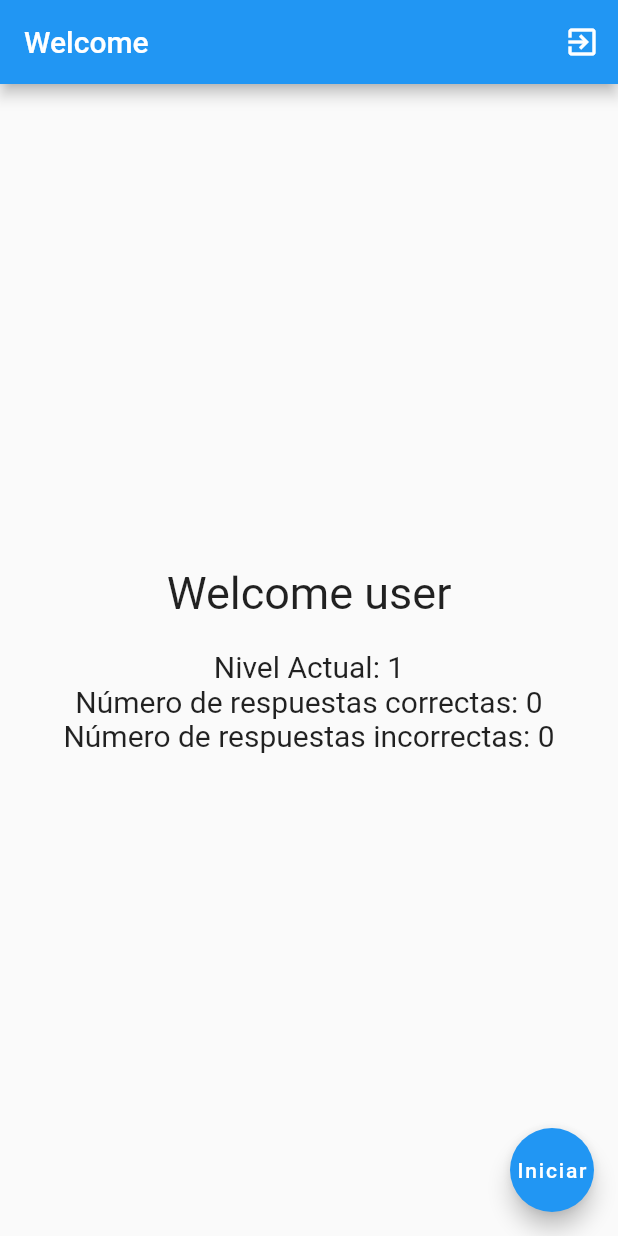
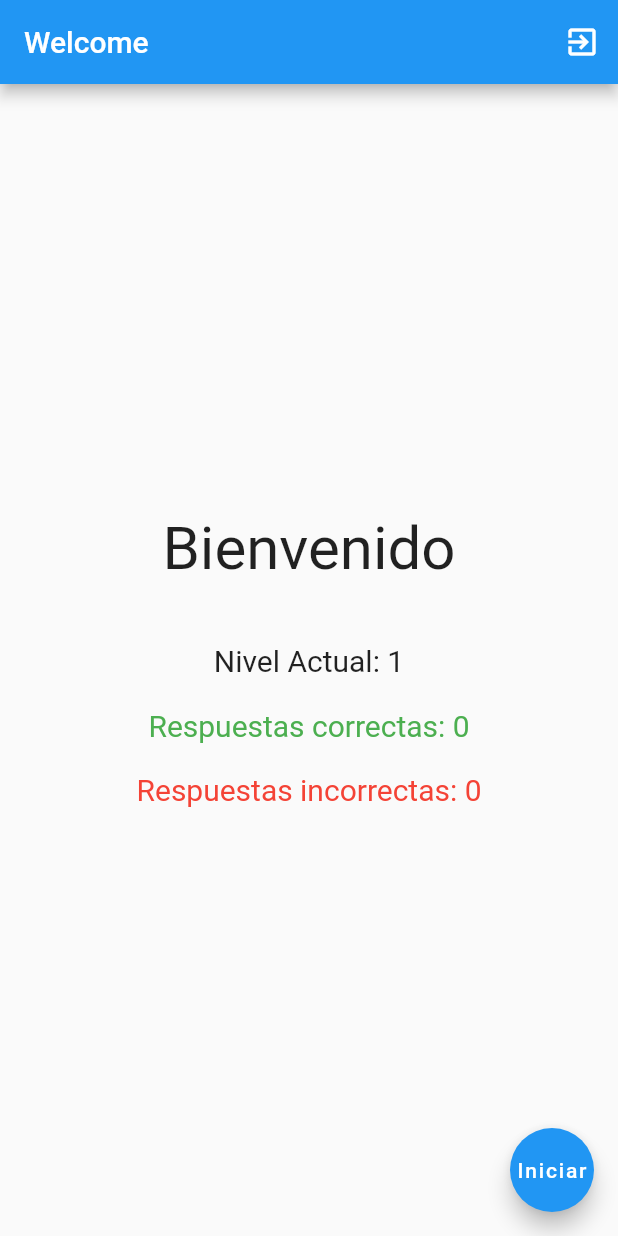
Before and after one commit to landrescaballero/web_service, a Flutter app: the screen it shows after launch, after a tap on "Submit", on a phone screen of 412 x 824 dp. Run offline on Flutter 3.47's test engine with Material 2 defaults, Android fonts, the phone set to English and light mode, and no system bars; our stand-ins replace get, loggy; accounts and stored records are empty; network calls fail.

Commit message:
Alginos detalles de la interfaz de usuario

```diff
--- a/lib/ui/pages/authentication/login_page.dart
+++ b/lib/ui/pages/authentication/login_page.dart
@@ -48,17 +48,22 @@ class _LoginPageState extends State<LoginPage> {
                   mainAxisAlignment: MainAxisAlignment.center,
                   children: [
                     const Text(
-                      "Login with email",
-                      style: TextStyle(fontSize: 20),
+                      "Inicio de sesión",
+                      style: TextStyle(fontSize: 40),
                     ),
                     const SizedBox(
-                      height: 20,
+                      height: 40,
                     ),
                     TextFormField(
                       keyboardType: TextInputType.emailAddress,
                       controller: controllerEmail,
-                      decoration:
-                          const InputDecoration(labelText: "Email address"),
+                      decoration: const InputDecoration(
+                        labelText: "Email address",
+                        labelStyle: TextStyle(
+                          color: Colors.red,
+                          fontSize: 25,
+                        ),
+                      ),
                       validator: (String? value) {
                         if (value!.isEmpty) {
                           return "Enter email";
@@ -69,11 +74,17 @@ class _LoginPageState extends State<LoginPage> {
                       },
                     ),
                     const SizedBox(
-                      height: 20,
+                      height: 30,
                     ),
                     TextFormField(
                       controller: controllerPassword,
-                      decoration: const InputDecoration(labelText: "Password"),
+                      decoration: const InputDecoration(
+                        labelText: "Password",
+                        labelStyle: TextStyle(
+                          color: Colors.red,
+                          fontSize: 25,
+                        ),
+                      ),
                       keyboardType: TextInputType.number,
                       obscureText: true,
                       validator: (String? value) {
@@ -86,7 +97,7 @@ class _LoginPageState extends State<LoginPage> {
                       },
                     ),
                     const SizedBox(
-                      height: 20,
+                      height: 40,
                     ),
                     OutlinedButton(
                       onPressed: () async {
@@ -100,7 +111,19 @@ class _LoginPageState extends State<LoginPage> {
                           opGenController.generateRandomOperation();
                         }
                       },
-                        child: const Text("Submit")),
+                      child: const Text("Submit"),
+                      style: OutlinedButton.styleFrom(
+                        minimumSize: Size(100, 50),
+                        shape: RoundedRectangleBorder(
+                          borderRadius: BorderRadius.circular(
+                              10), // establece la forma del botón
+                        ),
+                        textStyle: TextStyle(
+                          color: Colors.black, // establece el color del texto del botón
+                          fontSize:20, // establece el tamaño de fuente del texto del botón
+                        ),
+                      ),
+                    ),
                   ]),
             ),
             TextButton(
@@ -108,7 +131,17 @@ class _LoginPageState extends State<LoginPage> {
                   Navigator.push(context,
                       MaterialPageRoute(builder: (context) => const SignUp()));
                 },
-                child: const Text("Create account"))
+                child: const Text("Create account"),
+                      style: OutlinedButton.styleFrom(
+                        minimumSize: Size(100, 50),
+                        shape: RoundedRectangleBorder(
+                          borderRadius: BorderRadius.circular(
+                              10), // establece la forma del botón
+                        ),
+                        textStyle: TextStyle(
+                          color: Colors.black, // establece el color del texto del botón
+                          fontSize:20,),
+                      ))
           ],
         ),
       ),
--- a/lib/ui/pages/content/operations.dart
+++ b/lib/ui/pages/content/operations.dart
@@ -42,7 +42,7 @@ class _Operations extends State<Operations> {
       body: Center(
           child: Column(mainAxisAlignment: MainAxisAlignment.center, children: [
         Container(
-            width: 250,
+            width: 200,
             height: 100,
             decoration: BoxDecoration(
               border: Border.all(
--- a/lib/ui/pages/content/results_page.dart
+++ b/lib/ui/pages/content/results_page.dart
@@ -42,6 +42,7 @@ class _ResultState extends State<ResultPage> {
       body: Center(
           child: Column(mainAxisAlignment: MainAxisAlignment.center, children: [
         const Text("Sus resultados fueron: ", style: TextStyle(fontSize: 40)),
+        SizedBox(height: 40),
         Row(mainAxisAlignment: MainAxisAlignment.center, children: [
           const Text(
             "Operacion 1: ",
@@ -49,6 +50,7 @@ class _ResultState extends State<ResultPage> {
           ),
           respuesta(operationController.getAnswer(0))
         ]),
+        SizedBox(height: 10),
         Row(mainAxisAlignment: MainAxisAlignment.center, children: [
           const Text(
             "Operacion 2: ",
@@ -56,6 +58,7 @@ class _ResultState extends State<ResultPage> {
           ),
           respuesta(operationController.getAnswer(1))
         ]),
+        SizedBox(height: 10),
         Row(mainAxisAlignment: MainAxisAlignment.center, children: [
           const Text(
             "Operacion 3: ",
@@ -63,6 +66,7 @@ class _ResultState extends State<ResultPage> {
           ),
           respuesta(operationController.getAnswer(2))
         ]),
+        SizedBox(height: 10),
         Row(mainAxisAlignment: MainAxisAlignment.center, children: [
           const Text(
             "Operacion 4: ",
@@ -70,6 +74,7 @@ class _ResultState extends State<ResultPage> {
           ),
           respuesta(operationController.getAnswer(3))
         ]),
+        SizedBox(height: 10),
         Row(mainAxisAlignment: MainAxisAlignment.center, children: [
           const Text(
             "Operacion 5: ",
--- a/lib/ui/pages/content/welcome_page.dart
+++ b/lib/ui/pages/content/welcome_page.dart
@@ -40,16 +40,22 @@ class _WelcomeState extends State<WelcomePage> {
       ]),
       body: Center(
           child: Column(mainAxisAlignment: MainAxisAlignment.center, children: [
-        const Text("Welcome user", style: TextStyle(fontSize: 30)),
-        const SizedBox(height: 20),
+        const Text("Bienvenido", style: TextStyle(fontSize: 40)),
+        const SizedBox(height: 40),
         Text("Nivel Actual: ${diffController.difficulty.value}",
             style: const TextStyle(fontSize: 20)),
-        Text(
-            "Número de respuestas correctas: ${diffController.correctAnswers.value}",
-            style: const TextStyle(fontSize: 20)),
-        Text(
-            "Número de respuestas incorrectas: ${diffController.incorrectAnswers.value}",
-            style: const TextStyle(fontSize: 20)),
+        SizedBox(height: 20),
+        Text("Respuestas correctas: ${diffController.correctAnswers.value}",
+            style: const TextStyle(
+              fontSize: 20,
+              color: Colors.green,
+            )),
+        SizedBox(height: 20),
+        Text("Respuestas incorrectas: ${diffController.incorrectAnswers.value}",
+            style: const TextStyle(
+              fontSize: 20,
+              color: Colors.red,
+            )),
       ])),
       floatingActionButton: FloatingActionButton(
         onPressed: () async {
@@ -60,6 +66,7 @@ class _WelcomeState extends State<WelcomePage> {
           Get.to(() => Operations());
         },
         child: const Text("Iniciar"),
+
       ),
     );
   }
```
Lines whose indentation alone changed are shown as unchanged.
